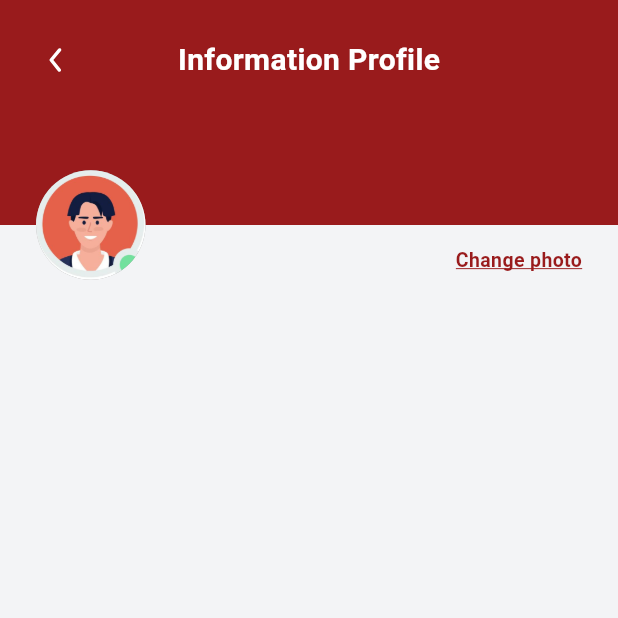
After one commit to aleronmaulanaa/Mobile-SmileMultifab, a Flutter app: the ProfileScreen screen opened directly, after a tap on "Information Profile", on a phone screen of 412 x 824 dp, the top half of it. The commit adds this screen. Run offline on Flutter 3.47's test engine with Material 3 defaults, Android fonts, the phone set to English and light mode, and no system bars; our stand-ins replace connectivity_plus, flutter_svg; network calls fail; Roboto replaces fonts that are missing (Poppins).

Commit message:
information profile: membuat tampilan header dan foto profile

```diff
--- a/lib/features/profile/screens/account_screen.dart
+++ b/lib/features/profile/screens/account_screen.dart
@@ -362,7 +362,7 @@ class _AccountScreenState extends State<AccountScreen> {
         statusBarBrightness: Brightness.dark,
       ),
       child: Scaffold(
-        backgroundColor: const Color(0xFFF9FAFB),
+        backgroundColor: const Color(0xFFF3F4F6),
         body: Column(
           children: [
             // HEADER MERAH
--- /dev/null
+++ b/lib/features/profile/screens/information_profile_screen.dart
@@ -0,0 +1,521 @@
+// import 'dart:async';
+// import 'package:connectivity_plus/connectivity_plus.dart';
+// import 'package:flutter/material.dart';
+// import 'package:flutter/services.dart';
+// import 'package:flutter_svg/flutter_svg.dart';
+
+// class InformationProfileScreen extends StatefulWidget {
+//   const InformationProfileScreen({super.key});
+
+//   @override
+//   State<InformationProfileScreen> createState() =>
+//       _InformationProfileScreenState();
+// }
+
+// class _InformationProfileScreenState extends State<InformationProfileScreen> {
+//   // ==========================================
+//   // STATE KONEKSI (Untuk Foto Profile)
+//   // ==========================================
+//   bool _isOnline = true;
+//   late StreamSubscription<List<ConnectivityResult>> _connectivitySubscription;
+
+//   // URL Foto Dummy
+//   final String _photoUrl =
+//       "https://scontent-cgk2-1.cdninstagram.com/v/t51.2885-19/583200018_18367273294084132_5580250522120237473_n.jpg?efg=eyJ2ZW5jb2RlX3RhZyI6InByb2ZpbGVfcGljLmRqYW5nby4xMDgwLmMyIn0&_nc_ht=scontent-cgk2-1.cdninstagram.com&_nc_cat=104&_nc_oc=Q6cZ2QFUHV5MIMHQpwgpukY2oKbL4xJSdljTuioWaEMmkbDlefuKfo3TT1WJutYLmDiDUYA&_nc_ohc=doa6If38FpoQ7kNvwGbQ-30&_nc_gid=IffLnhmnXQE7k1TC0oEEwA&edm=AP4sbd4BAAAA&ccb=7-5&oh=00_Afo-q0wEwJnbQeErrNBpjefyIJ0asVmsjQsMjIrcQc86ew&oe=69761B8F&_nc_sid=7a9f4b";
+
+//   @override
+//   void initState() {
+//     super.initState();
+//     _initConnectivity();
+//     _connectivitySubscription = Connectivity()
+//         .onConnectivityChanged
+//         .listen((List<ConnectivityResult> results) {
+//       _updateConnectionStatus(results);
+//     });
+//   }
+
+//   @override
+//   void dispose() {
+//     _connectivitySubscription.cancel();
+//     super.dispose();
+//   }
+
+//   Future<void> _initConnectivity() async {
+//     late List<ConnectivityResult> results;
+//     try {
+//       results = await Connectivity().checkConnectivity();
+//     } catch (e) {
+//       return;
+//     }
+//     if (!mounted) return;
+//     _updateConnectionStatus(results);
+//   }
+
+//   void _updateConnectionStatus(List<ConnectivityResult> results) {
+//     if (results.contains(ConnectivityResult.none)) {
+//       setState(() {
+//         _isOnline = false;
+//       });
+//     } else {
+//       setState(() {
+//         _isOnline = true;
+//       });
+//     }
+//   }
+
+//   @override
+//   Widget build(BuildContext context) {
+//     // Dimensi Header
+//     const double headerHeight = 126.0;
+//     const double stripHeight = 47.0;
+//     const double profileSize = 73.0;
+//     const double profileRadius = profileSize / 2;
+
+//     // Total tinggi area fixed (Header + Strip)
+//     const double totalFixedArea = headerHeight + stripHeight;
+
+//     return AnnotatedRegion<SystemUiOverlayStyle>(
+//       value: const SystemUiOverlayStyle(
+//         statusBarColor: Colors.transparent,
+//         statusBarIconBrightness: Brightness.light, // Icon status bar putih
+//         statusBarBrightness: Brightness.dark,
+//       ),
+//       child: Scaffold(
+//         backgroundColor: const Color(0xFFF9FAFB), // Background Body
+//         body: Stack(
+//           children: [
+//             // ===============================================
+//             // LAYER 1: SCROLLABLE CONTENT (BODY)
+//             // ===============================================
+//             // Kita beri padding atas agar konten tidak tertutup header fixed
+//             ListView(
+//               padding: const EdgeInsets.only(top: totalFixedArea + 20),
+//               physics: const BouncingScrollPhysics(),
+//               children: [
+//                 // TEMPAT UNTUK KONTEN UTAMA NANTINYA
+//                 // (Dikosongkan dulu sesuai permintaan)
+//                 const SizedBox(height: 500), // Dummy height agar bisa discroll
+//               ],
+//             ),
+
+//             // ===============================================
+//             // LAYER 2: FIXED HEADER COMPLEX
+//             // ===============================================
+//             Positioned(
+//               top: 0,
+//               left: 0,
+//               right: 0,
+//               height: totalFixedArea + (profileRadius), // Extra space untuk shadow/overlap jika perlu
+//               child: Stack(
+//                 clipBehavior: Clip.none,
+//                 children: [
+//                   // A. BAGIAN MERAH (HEADER ATAS)
+//                   Positioned(
+//                     top: 0,
+//                     left: 0,
+//                     right: 0,
+//                     height: headerHeight,
+//                     child: Container(
+//                       color: const Color(0xFF991B1C),
+//                       padding: const EdgeInsets.symmetric(horizontal: 24),
+//                       child: SafeArea(
+//                         bottom: false,
+//                         child: Column(
+//                           children: [
+//                             const SizedBox(height: 10), // Spasi dari status bar
+//                             Row(
+//                               crossAxisAlignment: CrossAxisAlignment.center,
+//                               children: [
+//                                 // ICON BACK
+//                                 GestureDetector(
+//                                   onTap: () => Navigator.pop(context),
+//                                   child: SvgPicture.asset(
+//                                     'assets/icons/ic_arrow_left_white.svg',
+//                                     width: 27,
+//                                     height: 27,
+//                                     colorFilter: const ColorFilter.mode(
+//                                         Colors.white, BlendMode.srcIn),
+//                                   ),
+//                                 ),
+
+//                                 const SizedBox(width: 15),
+
+//                                 // TEXT INFORMATION PROFILE
+//                                 const Text(
+//                                   'Information Profile',
+//                                   style: TextStyle(
+//                                     fontFamily: 'Poppins',
+//                                     fontWeight: FontWeight.bold,
+//                                     fontSize: 20,
+//                                     color: Colors.white,
+//                                   ),
+//                                 ),
+//                               ],
+//                             ),
+//                           ],
+//                         ),
+//                       ),
+//                     ),
+//                   ),
+
+//                   // B. BAGIAN ABU-ABU (STRIP BAWAH)
+//                   // Diletakkan tepat di bawah header merah
+//                   Positioned(
+//                     top: headerHeight,
+//                     left: 0,
+//                     right: 0,
+//                     height: stripHeight,
+//                     child: Container(
+//                       color: const Color(0xFFF3F4F6), // Warna F3F4F6
+//                       padding: const EdgeInsets.symmetric(horizontal: 24),
+//                       alignment: Alignment.centerRight, // Text dikanan
+//                       child: GestureDetector(
+//                         onTap: () {
+//                           // TODO: Implement Change Photo Logic
+//                         },
+//                         child: const Text(
+//                           'Change photo',
+//                           style: TextStyle(
+//                             fontFamily: 'Poppins',
+//                             fontWeight: FontWeight.w600, // Semibold
+//                             fontSize: 13,
+//                             color: Color(0xFF991B1C),
+//                             decoration: TextDecoration.underline, // Garis bawah
+//                             decorationColor: Color(0xFF991B1C),
+//                           ),
+//                         ),
+//                       ),
+//                     ),
+//                   ),
+
+//                   // C. FOTO PROFILE (OVERLAPPING)
+//                   // Logika: Center foto ada di garis perbatasan (headerHeight)
+//                   // Top = headerHeight - setengah ukuran foto
+//                   Positioned(
+//                     top: headerHeight - profileRadius,
+//                     left: 24, // Sejajar dengan margin kiri (dibawah icon back)
+//                     child: Container(
+//                       width: profileSize,
+//                       height: profileSize,
+//                       decoration: BoxDecoration(
+//                         shape: BoxShape.circle,
+//                         color: Colors.grey, // Warna loading placeholder
+//                         border: Border.all(
+//                           color: const Color(0xFFF3F4F6), // Border biar nyatu sama strip bawah (opsional)
+//                           width: 3.0, // Ketebalan border putih/abu
+//                           strokeAlign: BorderSide.strokeAlignOutside,
+//                         ),
+//                       ),
+//                       child: ClipOval(
+//                         child: _buildProfileImage(_photoUrl),
+//                       ),
+//                     ),
+//                   ),
+//                 ],
+//               ),
+//             ),
+//           ],
+//         ),
+//       ),
+//     );
+//   }
+
+//   // Helper Build Image (Sama seperti Account/Profile Card)
+//   Widget _buildProfileImage(String imageUrl) {
+//     if (!_isOnline) {
+//       return Image.asset(
+//         'assets/images/common/default-user.jpg',
+//         fit: BoxFit.cover,
+//       );
+//     }
+//     final String cleanUrl = imageUrl.replaceAll(RegExp(r'(?<!:)/{2,}'), '/');
+//     return Image.network(
+//       cleanUrl,
+//       fit: BoxFit.cover,
+//       frameBuilder: (context, child, frame, wasSynchronouslyLoaded) {
+//         if (wasSynchronouslyLoaded) return child;
+//         return AnimatedOpacity(
+//           opacity: frame == null ? 0 : 1,
+//           duration: const Duration(milliseconds: 500),
+//           curve: Curves.easeOut,
+//           child: child,
+//         );
+//       },
+//       errorBuilder: (context, error, stackTrace) {
+//         return Image.asset(
+//           'assets/images/common/default-user.jpg',
+//           fit: BoxFit.cover,
+//         );
+//       },
+//     );
+//   }
+// }
+
+import 'dart:async';
+import 'package:connectivity_plus/connectivity_plus.dart';
+import 'package:flutter/material.dart';
+import 'package:flutter/services.dart';
+import 'package:flutter_svg/flutter_svg.dart';
+
+class InformationProfileScreen extends StatefulWidget {
+  const InformationProfileScreen({super.key});
+
+  @override
+  State<InformationProfileScreen> createState() =>
+      _InformationProfileScreenState();
+}
+
+class _InformationProfileScreenState extends State<InformationProfileScreen> {
+  // ==========================================
+  // STATE KONEKSI (Untuk Foto Profile)
+  // ==========================================
+  bool _isOnline = true;
+  late StreamSubscription<List<ConnectivityResult>> _connectivitySubscription;
+
+  // URL Foto Dummy
+  final String _photoUrl =
+      "https://scontent-cgk2-1.cdninstagram.com/v/t51.2885-19/583200018_18367273294084132_5580250522120237473_n.jpg?efg=eyJ2ZW5jb2RlX3RhZyI6InByb2ZpbGVfcGljLmRqYW5nby4xMDgwLmMyIn0&_nc_ht=scontent-cgk2-1.cdninstagram.com&_nc_cat=104&_nc_oc=Q6cZ2QFUHV5MIMHQpwgpukY2oKbL4xJSdljTuioWaEMmkbDlefuKfo3TT1WJutYLmDiDUYA&_nc_ohc=doa6If38FpoQ7kNvwGbQ-30&_nc_gid=IffLnhmnXQE7k1TC0oEEwA&edm=AP4sbd4BAAAA&ccb=7-5&oh=00_Afo-q0wEwJnbQeErrNBpjefyIJ0asVmsjQsMjIrcQc86ew&oe=69761B8F&_nc_sid=7a9f4b";
+
+  @override
+  void initState() {
+    super.initState();
+    _initConnectivity();
+    _connectivitySubscription = Connectivity()
+        .onConnectivityChanged
+        .listen((List<ConnectivityResult> results) {
+      _updateConnectionStatus(results);
+    });
+  }
+
+  @override
+  void dispose() {
+    _connectivitySubscription.cancel();
+    super.dispose();
+  }
+
+  Future<void> _initConnectivity() async {
+    late List<ConnectivityResult> results;
+    try {
+      results = await Connectivity().checkConnectivity();
+    } catch (e) {
+      return;
+    }
+    if (!mounted) return;
+    _updateConnectionStatus(results);
+  }
+
+  void _updateConnectionStatus(List<ConnectivityResult> results) {
+    if (results.contains(ConnectivityResult.none)) {
+      setState(() {
+        _isOnline = false;
+      });
+    } else {
+      setState(() {
+        _isOnline = true;
+      });
+    }
+  }
+
+  @override
+  Widget build(BuildContext context) {
+    // ==========================================
+    // PENGATURAN UKURAN (BAGIAN INI YANG DIUBAH)
+    // ==========================================
+
+    // REVISI 1: Header dipanjangin sedikit (126 -> 140)
+    // Ubah angka ini jika masih kurang panjang atau kepanjangan
+    const double headerHeight = 150.0;
+
+    const double stripHeight = 47.0;
+
+    // REVISI 2: Ukuran Profile benar-benar 73
+    const double profileSize = 73.0;
+    const double profileRadius = profileSize / 2;
+
+    // Total tinggi area fixed (Header + Strip)
+    const double totalFixedArea = headerHeight + stripHeight;
+
+    return AnnotatedRegion<SystemUiOverlayStyle>(
+      value: const SystemUiOverlayStyle(
+        statusBarColor: Colors.transparent,
+        statusBarIconBrightness: Brightness.light,
+        statusBarBrightness: Brightness.dark,
+      ),
+      child: Scaffold(
+        backgroundColor: const Color(0xFFF3F4F6),
+        body: Stack(
+          children: [
+            // ===============================================
+            // LAYER 1: SCROLLABLE CONTENT (BODY)
+            // ===============================================
+            ListView(
+              padding: const EdgeInsets.only(top: totalFixedArea + 20),
+              physics: const BouncingScrollPhysics(),
+              children: [
+                // DUMMY CONTENT
+                const SizedBox(height: 500),
+              ],
+            ),
+
+            // ===============================================
+            // LAYER 2: FIXED HEADER COMPLEX
+            // ===============================================
+            Positioned(
+              top: 0,
+              left: 0,
+              right: 0,
+              // Height ditambah radius profile agar tidak terpotong (overflow visual)
+              height: totalFixedArea + profileRadius,
+              child: Stack(
+                clipBehavior: Clip.none,
+                children: [
+                  // A. BAGIAN MERAH (HEADER ATAS)
+                  Positioned(
+                    top: 0,
+                    left: 0,
+                    right: 0,
+                    height: headerHeight,
+                    child: Container(
+                      color: const Color(0xFF991B1C),
+                      padding: const EdgeInsets.symmetric(horizontal: 24),
+                      child: SafeArea(
+                        bottom: false,
+                        child: Column(
+                          children: [
+                            const SizedBox(height: 20), // Spasi dari status bar
+
+                            // REVISI 3: LOGIKA HEADER CENTER
+                            // Menggunakan Stack agar Title benar-benar ditengah
+                            // meskipun ada icon back di kiri.
+                            SizedBox(
+                              height: 40, // Tinggi area navbar
+                              child: Stack(
+                                alignment:
+                                    Alignment.center, // Pusatkan isi stack
+                                children: [
+                                  // 1. Icon Back (Kiri)
+                                  Align(
+                                    alignment: Alignment.centerLeft,
+                                    child: GestureDetector(
+                                      onTap: () => Navigator.pop(context),
+                                      child: SvgPicture.asset(
+                                        'assets/icons/ic_arrow_left_white.svg',
+                                        width: 27,
+                                        height: 27,
+                                        colorFilter: const ColorFilter.mode(
+                                            Colors.white, BlendMode.srcIn),
+                                      ),
+                                    ),
+                                  ),
+
+                                  // 2. Judul (Tengah Absolute)
+                                  const Text(
+                                    'Information Profile',
+                                    style: TextStyle(
+                                      fontFamily: 'Poppins',
+                                      fontWeight: FontWeight.bold,
+                                      fontSize: 20,
+                                      color: Colors.white,
+                                    ),
+                                  ),
+                                ],
+                              ),
+                            ),
+                          ],
+                        ),
+                      ),
+                    ),
+                  ),
+
+                  // B. BAGIAN ABU-ABU (STRIP BAWAH)
+                  Positioned(
+                    top: headerHeight,
+                    left: 0,
+                    right: 0,
+                    height: stripHeight,
+                    child: Container(
+                      color: const Color(0xFFF3F4F6),
+                      padding: const EdgeInsets.symmetric(horizontal: 24),
+                      alignment: Alignment.centerRight,
+                      child: GestureDetector(
+                        onTap: () {
+                          // TODO: Implement Change Photo Logic
+                        },
+                        child: const Text(
+                          'Change photo',
+                          style: TextStyle(
+                            fontFamily: 'Poppins',
+                            fontWeight: FontWeight.w600,
+                            fontSize: 13,
+                            color: Color(0xFF991B1C),
+                            decoration: TextDecoration.underline,
+                            decorationColor: Color(0xFF991B1C),
+                          ),
+                        ),
+                      ),
+                    ),
+                  ),
+
+                  // C. FOTO PROFILE (OVERLAPPING)
+                  // REVISI 4: Posisikan tepat dibawah tombol Back
+                  Positioned(
+                    top: headerHeight - profileRadius,
+                    left: 24, // Margin kiri sama dengan icon back
+                    child: Container(
+                      width: profileSize, // W=73
+                      height: profileSize, // H=73
+                      decoration: const BoxDecoration(
+                        shape: BoxShape.circle,
+                        color: Colors.grey,
+                        // REVISI 5: Border dihapus agar ukuran foto full 73x73
+                        // Jika ingin ada border putih pemisah, uncomment dibawah:
+                        /*
+                        border: Border.all(
+                          color: Color(0xFFF3F4F6),
+                          width: 3.0,
+                        ),
+                        */
+                      ),
+                      child: ClipOval(
+                        child: _buildProfileImage(_photoUrl),
+                      ),
+                    ),
+                  ),
+                ],
+              ),
+            ),
+          ],
+        ),
+      ),
+    );
+  }
+
+  Widget _buildProfileImage(String imageUrl) {
+    if (!_isOnline) {
+      return Image.asset(
+        'assets/images/common/default-user.jpg',
+        fit: BoxFit.cover,
+      );
+    }
+    final String cleanUrl = imageUrl.replaceAll(RegExp(r'(?<!:)/{2,}'), '/');
+    return Image.network(
+      cleanUrl,
+      fit: BoxFit.cover,
+      frameBuilder: (context, child, frame, wasSynchronouslyLoaded) {
+        if (wasSynchronouslyLoaded) return child;
+        return AnimatedOpacity(
+          opacity: frame == null ? 0 : 1,
+          duration: const Duration(milliseconds: 500),
+          curve: Curves.easeOut,
+          child: child,
+        );
+      },
+      errorBuilder: (context, error, stackTrace) {
+        return Image.asset(
+          'assets/images/common/default-user.jpg',
+          fit: BoxFit.cover,
+        );
+      },
+    );
+  }
+}
--- a/lib/features/profile/widgets/profile_menu_section.dart
+++ b/lib/features/profile/widgets/profile_menu_section.dart
@@ -179,6 +179,7 @@
 import 'package:flutter/material.dart';
 import 'package:flutter_svg/flutter_svg.dart';
 import 'package:mobile_smile_multifab/features/profile/screens/account_screen.dart';
+import 'package:mobile_smile_multifab/features/profile/screens/information_profile_screen.dart';
 
 class ProfileMenuSection extends StatelessWidget {
   const ProfileMenuSection({super.key});
@@ -268,9 +269,31 @@ class ProfileMenuSection extends StatelessWidget {
 
                 _buildMenuButton(
                   iconPath: 'assets/images/profile/informasi_profile.png',
-                  label: 'Informasi Profile',
+                  label: 'Information Profile',
                   iconSize: 24,
-                  onTap: () {},
+                  onTap: () {
+                    Navigator.of(context).push(
+                      PageRouteBuilder(
+                        pageBuilder: (context, animation, secondaryAnimation) =>
+                            const InformationProfileScreen(),
+                        transitionsBuilder:
+                            (context, animation, secondaryAnimation, child) {
+                          // Animasi Slide dari Kanan ke Kiri (Sama seperti Account)
+                          const begin = Offset(1.0, 0.0);
+                          const end = Offset.zero;
+                          const curve = Curves.easeOut;
+
+                          var tween = Tween(begin: begin, end: end)
+                              .chain(CurveTween(curve: curve));
+
+                          return SlideTransition(
+                            position: animation.drive(tween),
+                            child: child,
+                          );
+                        },
+                      ),
+                    );
+                  },
                   leftPadding: 23,
                 ),
 
```
